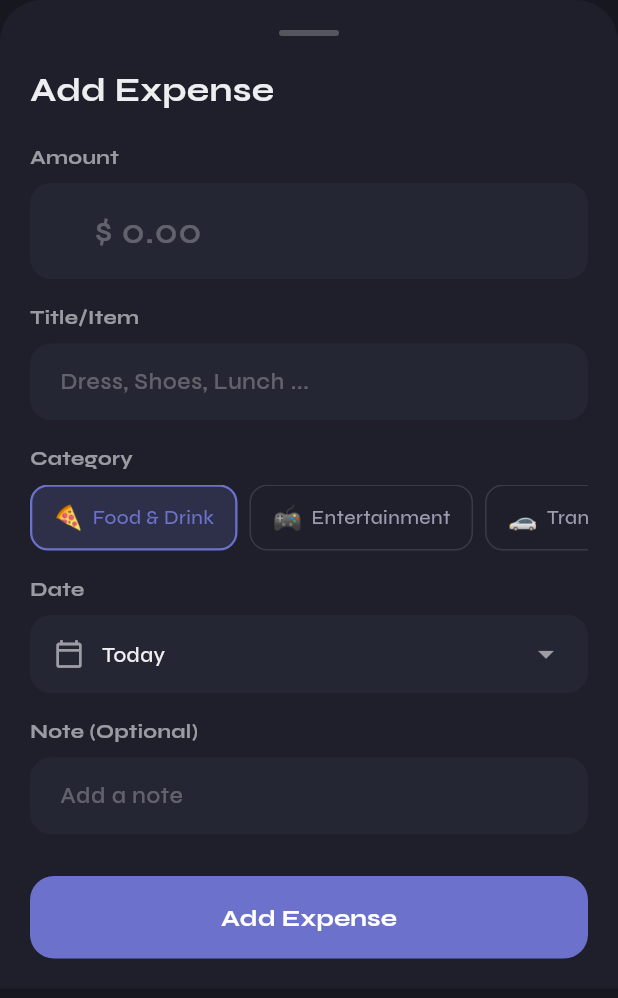
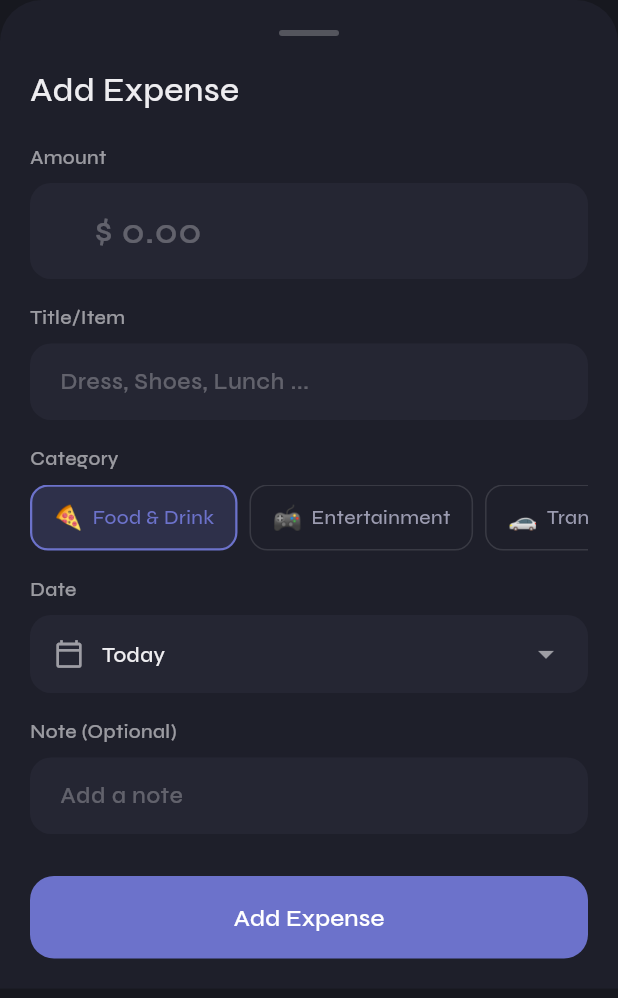
Before and after one commit to sabihaniaz7/Expense-Tracker-Flutter, a Flutter app: the AddExpenseSheet widget shown alone on an empty page, opened directly, on a phone screen of 412 x 824 dp. Shown: the top 998 px of the screen. Run offline on Flutter 3.47's test engine with Material 3 defaults, Android fonts, the phone set to English and light mode, and no system bars; our stand-ins replace fl_chart, hive, hive_flutter, shared_preferences; accounts and stored records are empty.

Commit message:
feat: implement AddExpenseSheet widget for creating and editing expenses with custom category support

```diff
--- a/lib/widgets/add_expense_sheet.dart
+++ b/lib/widgets/add_expense_sheet.dart
@@ -6,7 +6,8 @@ import '../models/expense_model.dart';
 
 class AddExpenseSheet extends StatefulWidget {
   final Expense? editExpense;
-  const AddExpenseSheet({super.key, this.editExpense});
+  final String? defaultMonthKey;
+  const AddExpenseSheet({super.key, this.editExpense, this.defaultMonthKey});
 
   @override
   State<AddExpenseSheet> createState() => _AddExpenseSheetState();
@@ -18,7 +19,7 @@ class _AddExpenseSheetState extends State<AddExpenseSheet> {
   final _amountCtrl = TextEditingController();
   final _noteCtrl = TextEditingController();
   String _selectedCategory = 'Food & Drink';
-  DateTime _selectedDate = DateTime.now();
+  late DateTime _selectedDate;
   bool _addingCustom = false;
   final _customCatCtrl = TextEditingController();
 
@@ -31,6 +32,18 @@ class _AddExpenseSheetState extends State<AddExpenseSheet> {
       _noteCtrl.text = widget.editExpense!.note;
       _selectedCategory = widget.editExpense!.category;
       _selectedDate = widget.editExpense!.date;
+    } else if (widget.defaultMonthKey != null) {
+      final parts = widget.defaultMonthKey!.split('-');
+      final y = int.parse(parts[0]);
+      final m = int.parse(parts[1]);
+      final now = DateTime.now();
+      if (now.year == y && now.month == m) {
+        _selectedDate = now;
+      } else {
+        _selectedDate = DateTime(y, m + 1, 0); // last day of that month
+      }
+    } else {
+      _selectedDate = DateTime.now();
     }
   }
 
@@ -80,7 +93,7 @@ class _AddExpenseSheetState extends State<AddExpenseSheet> {
                 widget.editExpense != null ? 'Edit Expense' : 'Add Expense',
                 style: TextStyle(
                   fontSize: 22,
-                fontWeight: FontWeight.w600,
+                  fontWeight: FontWeight.w500,
                   color: textColor,
                 ),
               ),
@@ -171,7 +184,7 @@ class _AddExpenseSheetState extends State<AddExpenseSheet> {
                                 style: TextStyle(
                                   color: AppTheme.neonPurple,
                                   fontSize: 13,
-                                fontWeight: FontWeight.w600,
+                                  fontWeight: FontWeight.w500,
                                 ),
                               ),
                             ],
@@ -243,7 +256,9 @@ class _AddExpenseSheetState extends State<AddExpenseSheet> {
                     GestureDetector(
                       onTap: () {
                         if (_customCatCtrl.text.trim().isNotEmpty) {
-                        provider.addCustomCategory(_customCatCtrl.text.trim());
+                          provider.addCustomCategory(
+                            _customCatCtrl.text.trim(),
+                          );
                           setState(() {
                             _selectedCategory = _customCatCtrl.text.trim();
                             _addingCustom = false;
@@ -264,7 +279,7 @@ class _AddExpenseSheetState extends State<AddExpenseSheet> {
                           'Add',
                           style: TextStyle(
                             color: Colors.white,
-                          fontWeight: FontWeight.w600,
+                            fontWeight: FontWeight.w500,
                           ),
                         ),
                       ),
@@ -342,9 +357,11 @@ class _AddExpenseSheetState extends State<AddExpenseSheet> {
                     elevation: 0,
                   ),
                   child: Text(
-                  widget.editExpense != null ? 'Update Expense' : 'Add Expense',
+                    widget.editExpense != null
+                        ? 'Update Expense'
+                        : 'Add Expense',
                     style: const TextStyle(
-                    fontWeight: FontWeight.w600,
+                      fontWeight: FontWeight.w500,
                       fontSize: 16,
                     ),
                   ),
@@ -394,7 +411,7 @@ class _AddExpenseSheetState extends State<AddExpenseSheet> {
         label,
         style: TextStyle(
           fontSize: 13,
-          fontWeight: FontWeight.w600,
+          fontWeight: FontWeight.w500,
           color: color.withValues(alpha: 0.6),
         ),
       ),
@@ -512,7 +529,7 @@ class _AddExpenseSheetState extends State<AddExpenseSheet> {
               'Cancel',
               style: TextStyle(
                 color: isDark ? AppTheme.subText : Colors.grey[500],
-                fontWeight: FontWeight.w600,
+                fontWeight: FontWeight.w500,
               ),
             ),
           ),
```
Lines whose indentation alone changed are shown as unchanged.
